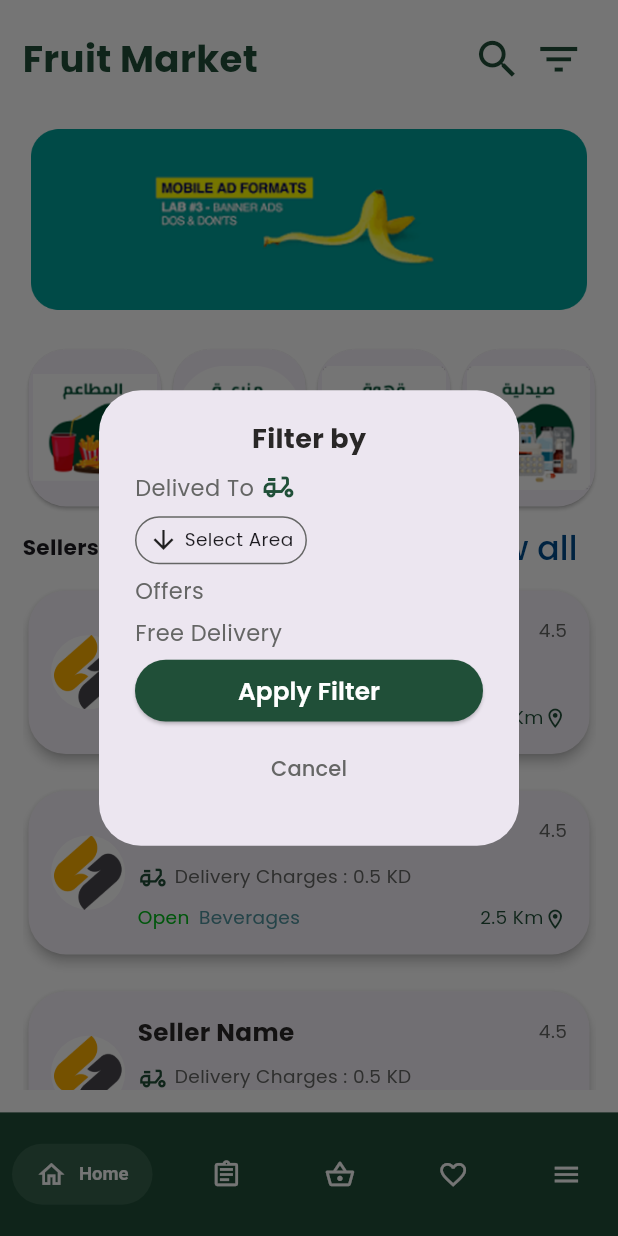
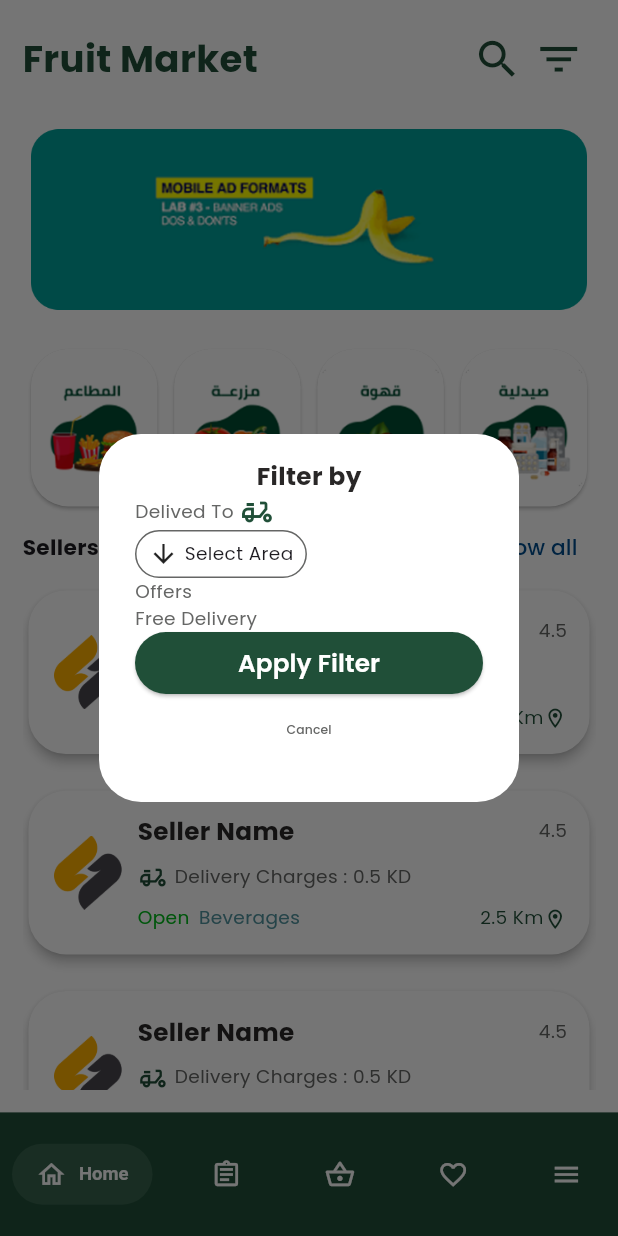
Before and after one commit to amrelmaadawy/fruit-app, a Flutter app: the LoginView screen opened directly, after a tap on "Sign Up", after a tap on the "filter list" icon, on a phone screen of 412 x 824 dp. Run offline on Flutter 3.47's test engine with Material 3 defaults, Android fonts, the phone set to English and light mode, and no system bars; drawn by our look-alikes of salomon_bottom_bar; our stand-ins replace font_awesome_flutter, pin_code_fields, shared_preferences, smooth_page_indicator; accounts and stored records are empty.

Commit message:
fix card colors

```diff
--- a/lib/core/components/custom_text_button.dart
+++ b/lib/core/components/custom_text_button.dart
@@ -16,16 +16,16 @@ class CustomTextButton extends StatelessWidget {
   Widget build(BuildContext context) {
     return LayoutBuilder(
       builder: (context, constraints) {
-        bool isWeb = constraints.maxWidth >= 1024;
+        // bool isWeb = constraints.maxWidth >= 1024;
         bool isLandscape =
             MediaQuery.of(context).orientation == Orientation.landscape;
 
         return TextButton(
-          child: Text(
+            child: Text(
             text,
             style: TextStyle(
               color: kTextButtonColor,
-              fontSize: isWeb ? 22 : (isLandscape ? 2.sp : 3.4.sp),
+              fontSize: isLandscape ? 2.sp : 3.5.sp,
             ),
           ),
           onPressed: () {
--- a/lib/features/auth/views/login_mobile_view.dart
+++ b/lib/features/auth/views/login_mobile_view.dart
@@ -8,6 +8,7 @@ import 'package:fruit_app/core/utils/app_size.dart';
 import 'package:fruit_app/features/auth/views/forget_password_mobile_view.dart';
 import 'package:fruit_app/features/auth/views/sign_up_mobile_view.dart';
 import 'package:fruit_app/features/layout/views/layout_view.dart';
+
 class LoginView extends StatefulWidget {
   const LoginView({super.key});
 
@@ -30,7 +31,9 @@ class _LoginViewState extends State<LoginView> {
 
           double containerWidth = isWeb
               ? 600
-              : (isLandscape ? constraints.maxWidth * 0.7 : constraints.maxWidth * 0.9);
+              : (isLandscape
+                    ? constraints.maxWidth * 0.7
+                    : constraints.maxWidth * 0.9);
 
           return Center(
             child: SizedBox(
@@ -38,7 +41,9 @@ class _LoginViewState extends State<LoginView> {
               child: SingleChildScrollView(
                 child: Padding(
                   padding: EdgeInsets.symmetric(
-                    horizontal: isWeb ? 32 : (isLandscape ? 40 : kDefAuthPadding),
+                    horizontal: isWeb
+                        ? 32
+                        : (isLandscape ? 40 : kDefAuthPadding),
                     vertical: isWeb ? 32 : (isLandscape ? 20 : kDefAuthPadding),
                   ),
                   child: Column(
@@ -93,7 +98,9 @@ class _LoginViewState extends State<LoginView> {
                         onPressed: () {
                           Navigator.pushReplacement(
                             context,
-                            MaterialPageRoute(builder: (context) => LayoutView()),
+                            MaterialPageRoute(
+                              builder: (context) => LayoutView(),
+                            ),
                           );
                         },
                         text: 'Sign Up',
@@ -112,7 +119,11 @@ class _LoginViewState extends State<LoginView> {
                         children: [
                           Text(
                             'Don\'t have an account? |',
-                            style: TextStyle(fontSize: isWeb ? 22 : (isLandscape ? 16 : 4.sp)),
+                            style: TextStyle(
+                              fontSize: isWeb
+                                  ? 22
+                                  : (isLandscape ? 16 : 3.8.sp),
+                            ),
                           ),
                           CustomTextButton(
                             text: 'Sign Up',
--- a/lib/features/home/views/mobile_landscape/home_mobile_landscape_view.dart
+++ b/lib/features/home/views/mobile_landscape/home_mobile_landscape_view.dart
@@ -38,9 +38,12 @@ class HomeMobileLandscapeView extends StatelessWidget {
                     IconButton(
                       onPressed: () {
                         showDialog(
+                          barrierDismissible: true,
+
+                          useSafeArea: false,
                           context: context,
                           builder: (context) {
-                            return FilterCard();
+                            return AlertDialog(content: FilterCard());
                           },
                         );
                       },
--- a/lib/features/home/views/widgets/custom_category_item.dart
+++ b/lib/features/home/views/widgets/custom_category_item.dart
@@ -33,6 +33,7 @@ class CustomCategoryItem extends StatelessWidget {
       child: Column(
         children: [
           Card(
+            color: Colors.white,
             shape: RoundedRectangleBorder(
               borderRadius: BorderRadiusGeometry.circular(kDefBorderRaduis),
             ),
--- a/lib/features/home/views/widgets/custom_home_item.dart
+++ b/lib/features/home/views/widgets/custom_home_item.dart
@@ -7,15 +7,21 @@ class CustomHomeItem extends StatelessWidget {
   final String imagePath;
   @override
   Widget build(BuildContext context) {
-    final bool isLandscape = MediaQuery.of(context).orientation == Orientation.landscape;
+    final bool isLandscape =
+        MediaQuery.of(context).orientation == Orientation.landscape;
 
     return Card(
+      color: Colors.white,
       shape: RoundedRectangleBorder(
         borderRadius: BorderRadiusGeometry.circular(kDefBorderRaduis),
       ),
       child: Padding(
         padding: const EdgeInsets.all(3.0),
-        child: Image.asset(imagePath, width:isLandscape?8.w: 20.w, height: 12.h),
+        child: Image.asset(
+          imagePath,
+          width: isLandscape ? 8.w : 19.w,
+          height: 12.h,
+        ),
       ),
     );
   }
--- a/lib/features/home/views/widgets/custom_select_weight_row.dart
+++ b/lib/features/home/views/widgets/custom_select_weight_row.dart
@@ -19,6 +19,7 @@ class CustomSelectWeightRow extends StatelessWidget {
     return GestureDetector(
       onTap: onTap,
       child: Card(
+        color: Colors.white,
         shape: RoundedRectangleBorder(
           borderRadius: BorderRadiusGeometry.circular(kDefBorderRaduis),
         ),
--- a/lib/features/home/views/widgets/filter_card.dart
+++ b/lib/features/home/views/widgets/filter_card.dart
@@ -1,6 +1,7 @@
 import 'package:flutter/material.dart';
 import 'package:fruit_app/core/components/custom_elevated_button.dart';
 import 'package:fruit_app/core/components/custom_pop_menu_button.dart';
+import 'package:fruit_app/core/responsive/size_config.dart';
 import 'package:fruit_app/core/utils/app_colors.dart';
 
 class FilterCard extends StatelessWidget {
@@ -9,18 +10,20 @@ class FilterCard extends StatelessWidget {
   @override
   Widget build(BuildContext context) {
     return AlertDialog(
+      backgroundColor: Colors.white,
       content: SizedBox(
-        height: MediaQuery.of(context).size.height * 0.32,
+        child: SingleChildScrollView(
           child: Column(
             mainAxisAlignment: MainAxisAlignment.spaceAround,
+            mainAxisSize: MainAxisSize.min,
             crossAxisAlignment: CrossAxisAlignment.start,
             children: [
               Align(
-              alignment: AlignmentGeometry.center,
+                alignment: Alignment.center,
                 child: Text(
                   'Filter by',
                   style: TextStyle(
-                  fontSize: 18,
+                    fontSize: 4.sp,
                     fontWeight: FontWeight.bold,
                     color: kBlackColor,
                   ),
@@ -30,28 +33,32 @@ class FilterCard extends StatelessWidget {
                 children: [
                   Text(
                     'Delived To ',
-                  style: TextStyle(fontSize: 15, color: kBorderColor),
+                    style: TextStyle(fontSize: 3.sp, color: kBorderColor),
                   ),
                   Icon(Icons.delivery_dining_outlined, color: kPrimaryColor),
                 ],
               ),
               CustomPopMenuButton(title: 'Select Area'),
-            Text('Offers', style: TextStyle(fontSize: 15, color: kBorderColor)),
+              Text(
+                'Offers',
+                style: TextStyle(fontSize: 3.sp, color: kBorderColor),
+              ),
               Text(
                 'Free Delivery',
-              style: TextStyle(fontSize: 15, color: kBorderColor),
+                style: TextStyle(fontSize: 3.sp, color: kBorderColor),
               ),
               CustomElevatedButton(onPressed: () {}, text: 'Apply Filter'),
               Align(
                 alignment: AlignmentGeometry.center,
                 child: TextButton(
                   onPressed: () {},
-                child: Text('Cancel', style: TextStyle(color: kBorderColor)),
+                  child: Text('Cancel', style: TextStyle(color: kBorderColor,fontSize: 2.sp)),
                 ),
               ),
             ],
           ),
         ),
+      ),
     );
   }
 }
--- a/lib/features/home/views/widgets/product_item_card.dart
+++ b/lib/features/home/views/widgets/product_item_card.dart
@@ -79,6 +79,7 @@ class ProductItemCard extends StatelessWidget {
                 backgroundColor: Colors.white,
                 radius: imageRadius,
                 child: Card(
+                  color: Colors.white,
                   shape: RoundedRectangleBorder(
                     borderRadius: BorderRadius.circular(kDefBorderRaduis),
                   ),
--- a/lib/features/home/views/widgets/seller_item.dart
+++ b/lib/features/home/views/widgets/seller_item.dart
@@ -38,6 +38,7 @@ class SellerItem extends StatelessWidget {
         : 5.sp;
 
     return Card(
+      color: Colors.white,
       elevation: 3,
       shape: RoundedRectangleBorder(
         borderRadius: BorderRadius.circular(kDefBorderRaduis),
--- a/lib/features/more/views/mobile/more_mobile_view.dart
+++ b/lib/features/more/views/mobile/more_mobile_view.dart
@@ -4,7 +4,6 @@ import 'package:fruit_app/core/responsive/size_config.dart';
 import 'package:fruit_app/core/utils/app_colors.dart';
 import 'package:fruit_app/features/more/profile_view.dart';
 import 'package:fruit_app/features/more/views/support_view.dart';
-import 'package:fruit_app/features/more/views/mobile/terms_and_conditions_view.dart';
 import 'package:fruit_app/features/more/views/terms_and_conditions_view.dart';
 import 'package:fruit_app/features/more/views/widgets/custom_profile_button.dart';
 
--- a/lib/features/more/views/mobile_landscape/more_mobile_landscape_view.dart
+++ b/lib/features/more/views/mobile_landscape/more_mobile_landscape_view.dart
@@ -4,7 +4,6 @@ import 'package:fruit_app/core/responsive/size_config.dart';
 import 'package:fruit_app/core/utils/app_colors.dart';
 import 'package:fruit_app/features/more/profile_view.dart';
 import 'package:fruit_app/features/more/views/support_view.dart';
-import 'package:fruit_app/features/more/views/mobile/terms_and_conditions_view.dart';
 import 'package:fruit_app/features/more/views/terms_and_conditions_view.dart';
 import 'package:fruit_app/features/more/views/widgets/custom_profile_button.dart';
 
```
Also changed, not shown: lib/features/splash/views/splash_view.dart (+9 -20 lines). Lines whose indentation alone changed are shown as unchanged.
